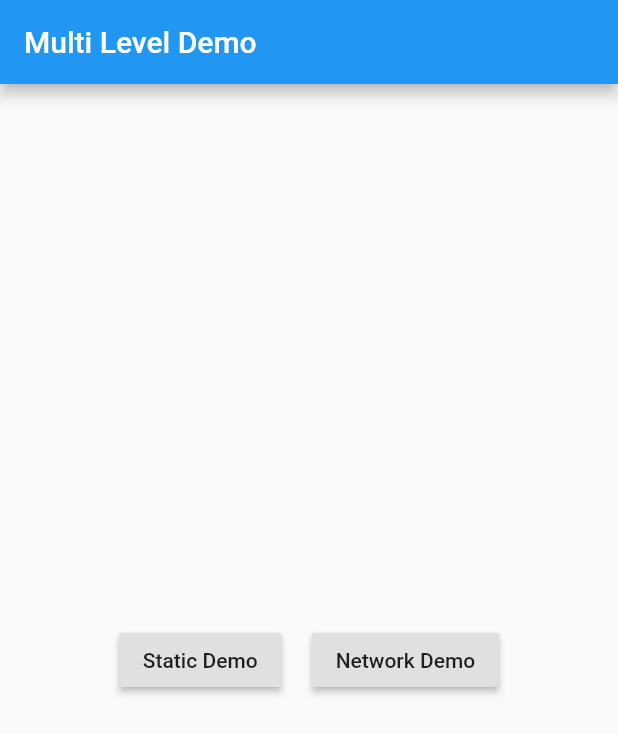
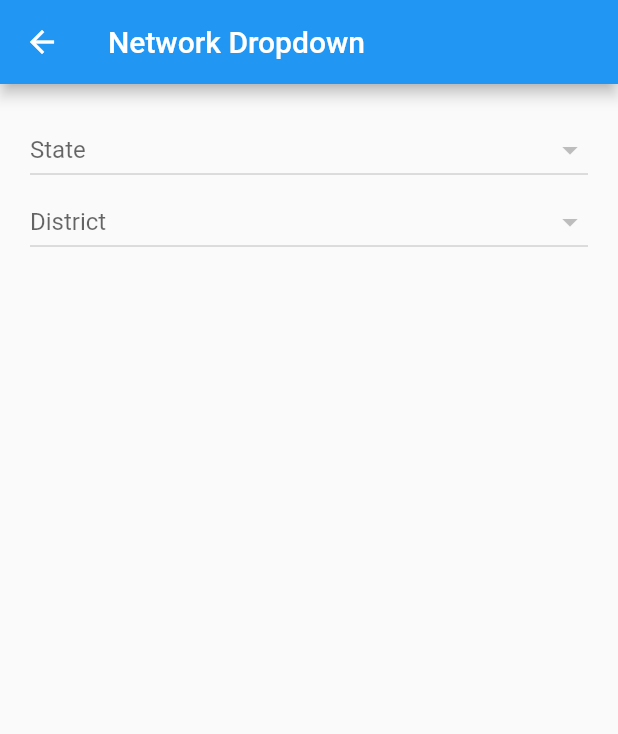
Before and after one commit to nstack-in/multilevel_dropdown_flutter, a Flutter app: the screen it shows after launch, after a tap on "Network Demo", on a phone screen of 412 x 824 dp. Shown: the top 734 px of the screen. Run offline on Flutter 3.47's test engine with Material 2 defaults, Android fonts, the phone set to English and light mode, and no system bars; network calls fail.

Commit message:
network dropdown completed

```diff
--- /dev/null
+++ b/lib/model/post_office.dart
@@ -0,0 +1,25 @@
+class PostOffice {
+  final String postOfficeName;
+  final String pinCode;
+  final String districtsName;
+  final String city;
+  final String state;
+
+  PostOffice({
+    this.pinCode,
+    this.postOfficeName,
+    this.city,
+    this.districtsName,
+    this.state,
+  });
+
+  factory PostOffice.fromJson(Map<String, dynamic> json) {
+    return PostOffice(
+      state: json['State'],
+      districtsName: json['DistrictsName'],
+      city: json['City'],
+      postOfficeName: json['PostOfficeName'],
+      pinCode: json['Pincode'],
+    );
+  }
+}
--- a/lib/screens/home.dart
+++ b/lib/screens/home.dart
@@ -1,4 +1,5 @@
 import 'package:flutter/material.dart';
+import 'package:multilevel_dropdown_flutter/screens/network_dropdown.dart';
 import 'package:multilevel_dropdown_flutter/screens/static_dropdown.dart';
 
 class HomePage extends StatelessWidget {
@@ -34,5 +35,9 @@ class HomePage extends StatelessWidget {
     Navigator.push(context, route);
   }
 
-  void _networkDropDown(context) {}
+  void _networkDropDown(context) {
+    WidgetBuilder builder = (_) => NetworkDropDown();
+    Route route = MaterialPageRoute(builder: builder);
+    Navigator.push(context, route);
+  }
 }
--- /dev/null
+++ b/lib/screens/network_dropdown.dart
@@ -0,0 +1,101 @@
+import 'dart:convert';
+import 'package:flutter/material.dart';
+import 'package:http/http.dart' as http;
+import 'package:multilevel_dropdown_flutter/model/post_office.dart';
+
+class NetworkDropDown extends StatefulWidget {
+  @override
+  _NetworkDropDownState createState() => _NetworkDropDownState();
+}
+
+class _NetworkDropDownState extends State<NetworkDropDown> {
+  final String baseURL = "https://after-pi-c.herokuapp.com";
+
+  PostOffice selectedState;
+  PostOffice selectedDistrict;
+
+  List<PostOffice> states = [];
+  List<PostOffice> districts = [];
+
+  @override
+  void initState() {
+    super.initState();
+    // On Page Load Get all the states from the server
+    String endpoint = "$baseURL/api/pin";
+    listState(endpoint).then((List<PostOffice> value) {
+      setState(() {
+        states = value;
+      });
+    });
+  }
+
+  @override
+  Widget build(BuildContext context) {
+    return Scaffold(
+      appBar: AppBar(
+        title: Text('Network Dropdown'),
+      ),
+      body: ListView(
+        padding: EdgeInsets.all(20.0),
+        children: [
+          // State Dropdown
+          DropdownButton<PostOffice>(
+            hint: Text('State'),
+            value: selectedState,
+            isExpanded: true,
+            items: states.map((PostOffice postOffice) {
+              return DropdownMenuItem<PostOffice>(
+                value: postOffice,
+                child: Text(postOffice.state),
+              );
+            }).toList(),
+            onChanged: onStateChange,
+          ),
+          // State Dropdown Ends here
+          // Districts Dropdown
+          DropdownButton<PostOffice>(
+            hint: Text('District'),
+            value: selectedDistrict,
+            isExpanded: true,
+            items: districts.map((PostOffice postOffice) {
+              return DropdownMenuItem<PostOffice>(
+                value: postOffice,
+                child: Text(postOffice.districtsName),
+              );
+            }).toList(),
+            onChanged: onDistrictchange,
+          ),
+          // Districts Dropdown Ends here
+        ],
+      ),
+    );
+  }
+
+  void onStateChange(state) {
+    setState(() {
+      selectedState = state;
+      districts = [];
+      selectedDistrict = null;
+    });
+    String endpoint = "$baseURL/api/pin/${selectedState.state}";
+    listState(endpoint).then((List<PostOffice> value) {
+      setState(() {
+        districts = value;
+      });
+    });
+  }
+
+  void onDistrictchange(district) {
+    setState(() {
+      selectedDistrict = district;
+    });
+  }
+
+  Future<List<PostOffice>> listState(String endpoint) async {
+    http.Response response = await http.get(endpoint);
+    String body = response.body;
+    Map<String, dynamic> jsonResponse = json.decode(body);
+    List data = jsonResponse['data'];
+    return data.map((e) => PostOffice.fromJson(e)).toList();
+  }
+}
```
Also changed, not shown: pubspec.yaml (+1 -9 lines), pubspec.lock.
